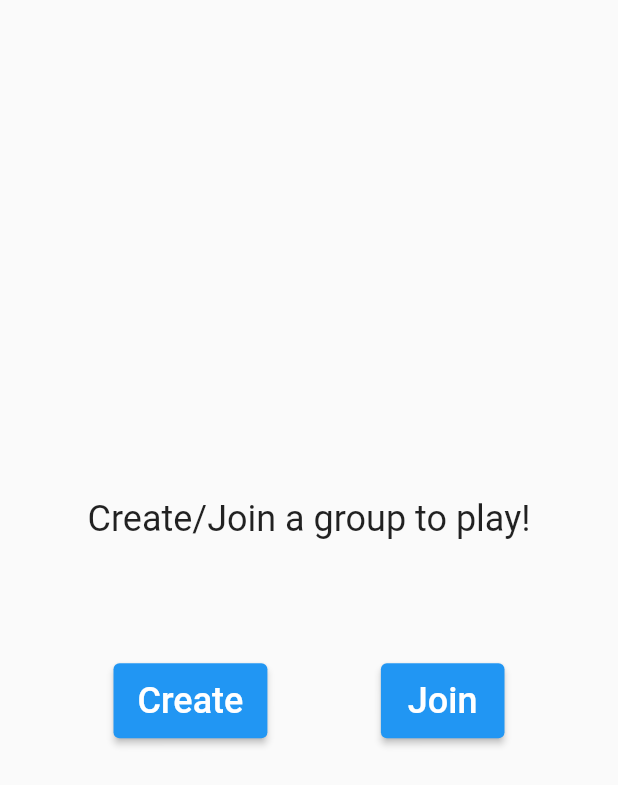
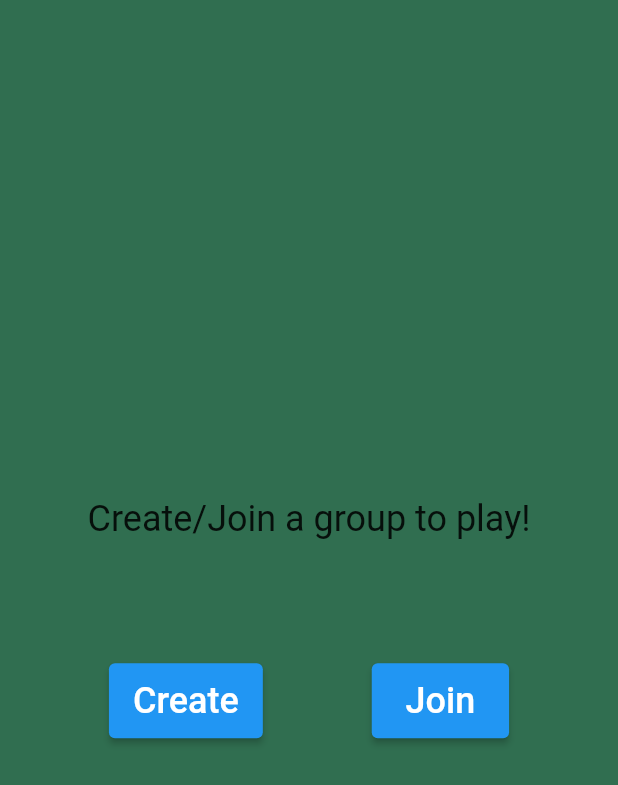
Before and after one commit to Bilalhassan679/TyperRacer_Own, a Flutter app: the screen it shows after launch, on a phone screen of 412 x 824 dp. Shown: the top 785 px of the screen. Run offline on Flutter 3.47's test engine with Material 2 defaults, Android fonts, the phone set to English and light mode, and no system bars.

Commit message:
join and create  room are create only ui Commit

```diff
--- a/lib/Reusable_Widgets/onTapButton.dart
+++ b/lib/Widgets/onTapButton.dart
@@ -5,7 +5,7 @@ class OnTapButton extends StatelessWidget {
   final String text;
   final bool isHome;
   OnTapButton(
-      {Key? key, required this.text, required this.isHome, required this.ontap})
+      {Key? key, required this.text, this.isHome = false, required this.ontap})
       : super(key: key);
 
   @override
@@ -18,7 +18,7 @@ class OnTapButton extends StatelessWidget {
         style: TextStyle(fontSize: 24, color: Colors.white),
       ),
       style: ElevatedButton.styleFrom(
-          minimumSize: Size(!isHome ? width : width / 5, 50)),
+          minimumSize: Size(!isHome ? width : width / 4.5, 50)),
     );
   }
 }
--- a/lib/main.dart
+++ b/lib/main.dart
@@ -1,5 +1,7 @@
 import 'package:flutter/material.dart';
+import 'package:typerracerown/screens/Create_Room_Screen.dart';
 import 'package:typerracerown/screens/HomePage.dart';
+import 'package:typerracerown/screens/Join_Room_Screen.dart';
 
 void main() {
   runApp(const MyApp());
@@ -25,7 +27,13 @@ class MyApp extends StatelessWidget {
         // is not restarted.
         primarySwatch: Colors.blue,
       ),
-      home: const HomePage(),
+      // home: const HomePage(),
+      initialRoute: '/',
+      routes: {
+        '/': (context) => const HomePage(),
+        '/create-room': (context) => CreateRoomScreen(),
+        '/join-room': (context) => const JoinRoomScreen(),
+      },
     );
   }
 }
--- a/lib/screens/HomePage.dart
+++ b/lib/screens/HomePage.dart
@@ -1,6 +1,6 @@
 import 'package:flutter/material.dart';
 
-import '../Reusable_Widgets/onTapButton.dart';
+import '../Widgets/onTapButton.dart';
 
 class HomePage extends StatelessWidget {
   const HomePage({Key? key}) : super(key: key);
@@ -9,7 +9,13 @@ class HomePage extends StatelessWidget {
   Widget build(BuildContext context) {
     final size = MediaQuery.of(context).size;
     return Scaffold(
-      body: Center(
+      body: Container(
+        color: Colors.greenAccent,
+        child: Center(
+          child: ConstrainedBox(
+            constraints: const BoxConstraints(maxWidth: 700),
+            child: Container(
+              color: Colors.black54,
               child: Column(
                 mainAxisAlignment: MainAxisAlignment.center,
                 children: [
@@ -21,13 +27,24 @@ class HomePage extends StatelessWidget {
                   Row(
                     mainAxisAlignment: MainAxisAlignment.spaceEvenly,
                     children: [
-                OnTapButton(text: 'Create', isHome: true, ontap: () {}),
-                OnTapButton(text: 'Join', isHome: true, ontap: () {}),
+                      OnTapButton(
+                          text: 'Create',
+                          isHome: true,
+                          ontap: () =>
+                              Navigator.pushNamed(context, '/create-room')),
+                      OnTapButton(
+                          text: 'Join',
+                          isHome: true,
+                          ontap: () =>
+                              Navigator.pushNamed(context, '/join-room')),
                     ],
                   )
                 ],
               ),
             ),
+          ),
+        ),
+      ),
     );
   }
 }
```
Also changed, not shown: lib/Widgets/customInputText.dart (added, +28 -0 lines), lib/screens/Create_Room_Screen.dart (added, +53 -0 lines), lib/screens/Join_Room_Screen.dart (added, +63 -0 lines). Lines whose indentation alone changed are shown as unchanged.
